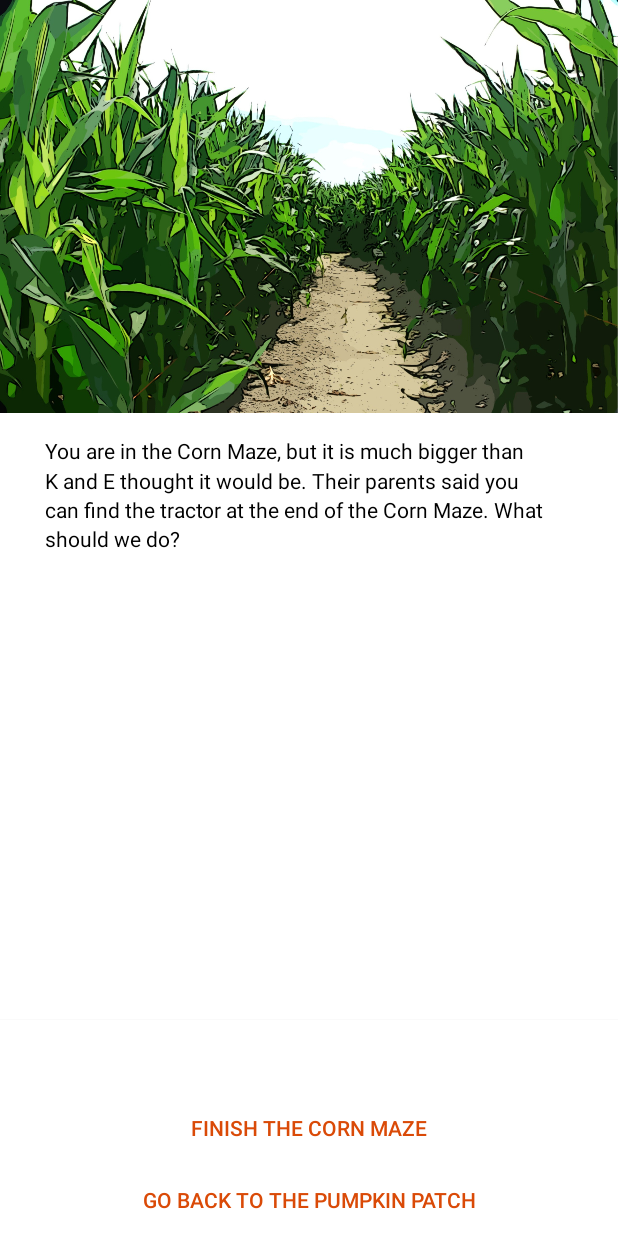
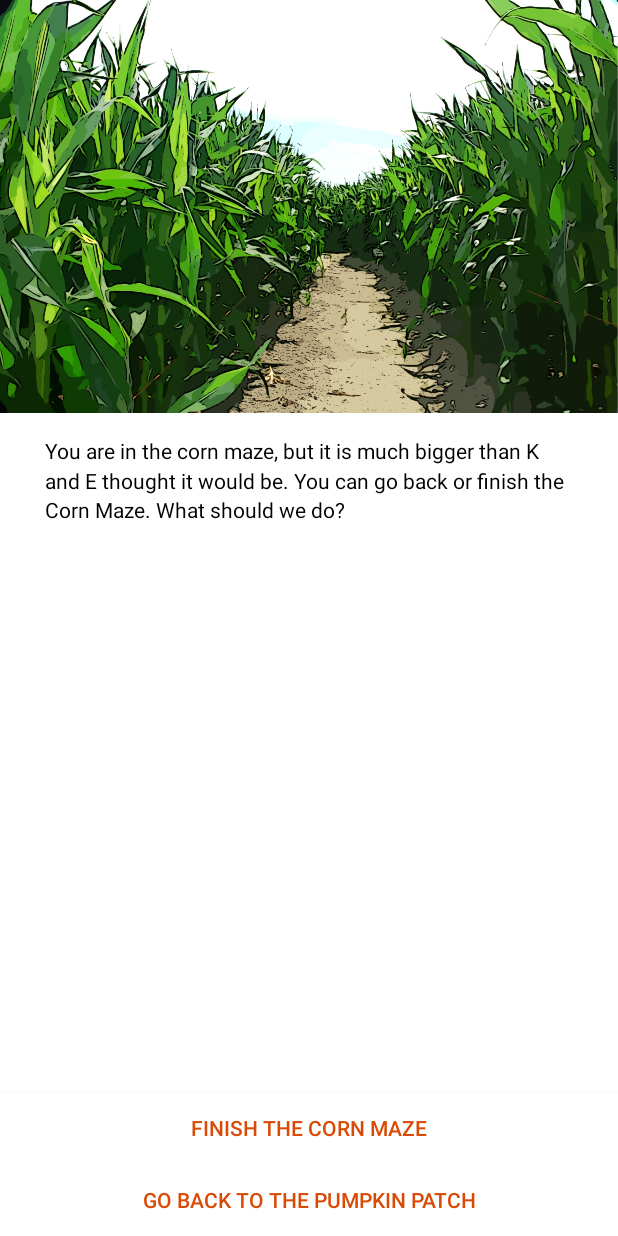
Before and after one commit to kenxwagner/K_and_EGetAPumpkin, an Android app: the StoryActivity screen opened directly, with no data from a screen before it, after a tap on "GO TO THE CORN MAZE", on a phone screen of 412 x 824 dp. Run offline under Robolectric (Android 15) with nearby library versions, the phone set to English and light mode, and no system bars; 2 other taps on this screen came first.

Commit message:
debugging code.

```diff
--- a/app/src/main/java/kennewickpractice/com/kegetapumpkin/model/Page.java
+++ b/app/src/main/java/kennewickpractice/com/kegetapumpkin/model/Page.java
@@ -8,16 +8,13 @@ public class Page {
     private String mText;
     private Choice mChoice1;
     private Choice mChoice2;
-    private Choice mChoice3;
     private boolean mIsFinal = false;
 
-    public Page(int imageId, String text, Choice choice1, Choice choice2, Choice choice3){
+    public Page(int imageId, String text, Choice choice1, Choice choice2){
         mImageId = imageId;
         mText = text;
         mChoice1 = choice1;
         mChoice2 = choice2;
-        mChoice3 = choice3;
-
     }
 
     public boolean isFinal() {
@@ -33,7 +30,6 @@ public class Page {
         mText = text;
         mChoice1 = null;
         mChoice2 = null;
-        mChoice3 = null;
         mIsFinal = true;
 
     }
@@ -70,11 +66,5 @@ public class Page {
         mChoice2 = choice2;
     }
 
-    public Choice getChoice3() {
-        return mChoice3;
-    }
 
-    public void setChoice3(Choice choice3) {
-        mChoice3 = choice3;
-    }
 }
--- a/app/src/main/java/kennewickpractice/com/kegetapumpkin/model/Story.java
+++ b/app/src/main/java/kennewickpractice/com/kegetapumpkin/model/Story.java
@@ -16,80 +16,75 @@ public class Story {
                 R.mipmap.page0,
                 "%1$s, K and E would like to get a pumpkin, can you help them? Should they ask to go to the Coffee Shop or go to the Pumpkin Patch?",
                 new Choice("Go to the Coffee Shop",  1),
-                new Choice("Go to the Pumpkin Patch",  2),
-                new Choice(null, 99));
+                new Choice("Go to the Pumpkin Patch",  2)
+                );
 
 
         mPages[1]=new Page(
                 R.mipmap.page1,
-                "You have arrived at the Coffee Shop, the parents of K and E get coffee. K and E get hot chocolate, and so do you,  %1$s!  Finish your drink and we will go to the Pumpkin Patch.",
+                "You are at the Coffee Shop, the parents of K and E get coffee. K and E get hot chocolate, and so do you,  %1$s!  Finish your drink and we will go to the Pumpkin Patch.",
                 new Choice("Go to the Pumpkin Patch",  2),
-                new Choice(null, 99),
-                new Choice(null, 99));
+                new Choice("Stay at the Coffee Shop", 1));
 
 
         mPages[2]=new Page(
                 R.mipmap.page2,
-                "Welcome to the Pumpkin Patch! You can either look for pumpkins after the Corn Maze or you can ride the Tractor to the pumpkins.",
-                new Choice("Go to the Corn Maze",  3),
-                new Choice("Go on the Tractor Ride",  4),
-                new Choice(null, 99));
+                "Welcome to the Pumpkin Patch Farm! You can either look for pumpkins after the corn maze or you can ride the tractor to the pumpkins.",
+                new Choice("Go to the corn maze",  3),
+                new Choice("Go on the tractor ride",  4)
+                );
 
 
         mPages[3]=new Page(
                 R.mipmap.page3,
-                "You are in the Corn Maze, but it is much bigger than K and E thought it would be. Their parents said you can find the tractor at the end of the Corn Maze. What should we do?",
-                new Choice("Go Back to the Pumpkin Patch",  2),
-                new Choice("Finish the Corn Maze",  4),
-                new Choice(null, 99));
+                "You are in the corn maze, but it is much bigger than K and E thought it would be. You can go back or finish the Corn Maze. What should we do?",
+                new Choice("Go back to the pumpkin patch",  2),
+                new Choice("Finish the corn maze",  6)
+                );
 
 
         mPages[4]=new Page(
                 R.mipmap.page4,
-                "You are riding the tractor and it stops three times. Which one would you like to take?",
-                new Choice("Get off at the First Stop",  5),
-                new Choice("Get off at the Second Stop",  6),
-                new Choice("Get off at the Third Stop",  7));
+                "You are riding the tractor and it stops two times. Which one would you like to take?",
+                new Choice("Get off at the first stop",  5),
+                new Choice("Get off at the second stop",  7)
+        );
 
 
         mPages[5]=new Page(
                 R.mipmap.page5,
-                "You found  a Giant Pumpkin! Sorry, it is too big for anyone to pick it up. Try a different area.",
-                new Choice("Go Back to the Tractor Ride",  4),
-                new Choice("Take the Left Path",  6),
-                new Choice("Take the Right Path",  7));
+                "You found  a giant pumpkin! Sorry, it is too big for anyone to pick it up. You can wait for the tractor or take the path. Try a different area.",
+                new Choice("Go back to the tractor ride",  4),
+                new Choice("Take the path",  6)
+        );
 
 
         mPages[6]=new Page(
                 R.mipmap.page6,
-                "Ugh! What is that smell? You brought K and E to where the pumpkin patch owners left rotten pumpkins out. These are not the right pumpkins.",
-                new Choice("Go Back to the Tractor Ride",  4),
-                new Choice("Take the Left Path",  7),
-                new Choice("Take the Right Path",  5));
+                "Ugh! What is that smell? You brought K and E to where someone left rotten pumpkins. Will you follow the sign to the tractor ride or continue on the path?.",
+                new Choice("Walk to the tractor stop",  4),
+                new Choice("Continue on the path",  7));
 
 
         mPages[7]=new Page(
                 R.mipmap.page7,
-                "K and E are happy! You found the Right Pumpkin!",
+                "K and E are happy! You found the right pumpkin, %1$s!",
                 new Choice("Buy it",  8),
-                new Choice("Go Back to the Tractor Ride",  4),
-                new Choice(null, 99));
+                new Choice("Go back to the tractor ride",  4));
 
 
         mPages[8]=new Page(
                 R.mipmap.page8,
                 "K and E hand over the pumpkin so that their parents can buy it. They are happy you came along. ",
-                new Choice("next page",  9),
-                new Choice(null, 99),
-                new Choice(null, 99));
+                new Choice("Continue",  9),
+                new Choice("Back to the giant pumpkin", 5));
 
 
         mPages[9]=new Page(
                 R.mipmap.page9,
                 "Thanks your you help %1$s, K and E would like to thank you.",
                 new Choice("The last page",  10),
-                new Choice(null, 99),
-                new Choice(null, 99));
+                new Choice("Coffee time", 1));
 
 
         mPages[10]=new Page(
--- a/app/src/main/java/kennewickpractice/com/kegetapumpkin/ui/StoryActivity.java
+++ b/app/src/main/java/kennewickpractice/com/kegetapumpkin/ui/StoryActivity.java
@@ -26,7 +26,6 @@ public class StoryActivity extends AppCompatActivity {
     private TextView mTextView;
     private Button mChoice1;
     private Button mChoice2;
-    private Button mChoice3;
     private String mName;
     private Page mCurrentPage;
 
@@ -47,7 +46,6 @@ public class StoryActivity extends AppCompatActivity {
         mTextView = (TextView)findViewById(R.id.storyTextView);
         mChoice1 = (Button)findViewById(R.id.choiceButton1);
         mChoice2 = (Button)findViewById(R.id.choiceButton2);
-        mChoice3 = (Button)findViewById(R.id.choiceButton3);
 
         loadPage(0);
     }
@@ -64,10 +62,10 @@ public class StoryActivity extends AppCompatActivity {
 
         if (mCurrentPage.isFinal()){
 
-            mChoice1.setVisibility(View.GONE);
-            mChoice2.setVisibility(View.GONE);
-            mChoice3.setText("PLAY AGAIN");
-            mChoice3.setOnClickListener(new View.OnClickListener() {
+            mChoice1.setVisibility(View.INVISIBLE);
+
+            mChoice2.setText("PLAY AGAIN");
+            mChoice2.setOnClickListener(new View.OnClickListener() {
                 @Override
                 public void onClick(View v) {
                     finish();
@@ -76,20 +74,9 @@ public class StoryActivity extends AppCompatActivity {
         }
         else {
 
-            if (mCurrentPage.getChoice2() == null) {
-                mChoice1.setVisibility(View.GONE);
-                mChoice2.setVisibility(View.GONE);
-            }
-            else if (mCurrentPage.getChoice1() == null) {
-                mChoice1.setVisibility(View.GONE);
-            }
-            else {// and if to take care of empty text
-                mChoice1.setText(mCurrentPage.getChoice1().getText());
-                mChoice2.setText(mCurrentPage.getChoice2().getText());
-                mChoice3.setText(mCurrentPage.getChoice3().getText());
-            }
-
-
+           // and if to take care of empty text
+            mChoice1.setText(mCurrentPage.getChoice1().getText());
+            mChoice2.setText(mCurrentPage.getChoice2().getText());
 
 
             mChoice1.setOnClickListener(new View.OnClickListener() {
@@ -109,13 +96,7 @@ public class StoryActivity extends AppCompatActivity {
                 }
             });
 
-            mChoice3.setOnClickListener(new View.OnClickListener() {
-                @Override
-                public void onClick(View v) {
-                    int nextPage = mCurrentPage.getChoice3().getNextPage();
-                    loadPage(nextPage);
-                }
-            });
+
         }
     }
 
--- a/app/src/main/res/layout/content_story.xml
+++ b/app/src/main/res/layout/content_story.xml
@@ -61,17 +61,4 @@
         android:textColor="#da4a07"
         android:elegantTextHeight="true"/>
 
-    <Button
-        android:layout_width="match_parent"
-        android:layout_height="wrap_content"
-        android:text="New Button"
-        android:id="@+id/choiceButton3"
-        android:layout_above="@+id/choiceButton2"
-        android:layout_centerHorizontal="true"
-        android:background="@android:color/white"
-        android:clickable="false"
-        android:visibility="visible"
-        android:textColor="#da4a07"
-        android:elegantTextHeight="true"/>
-
 </RelativeLayout>
```
Also changed, not shown: 5 other files.
